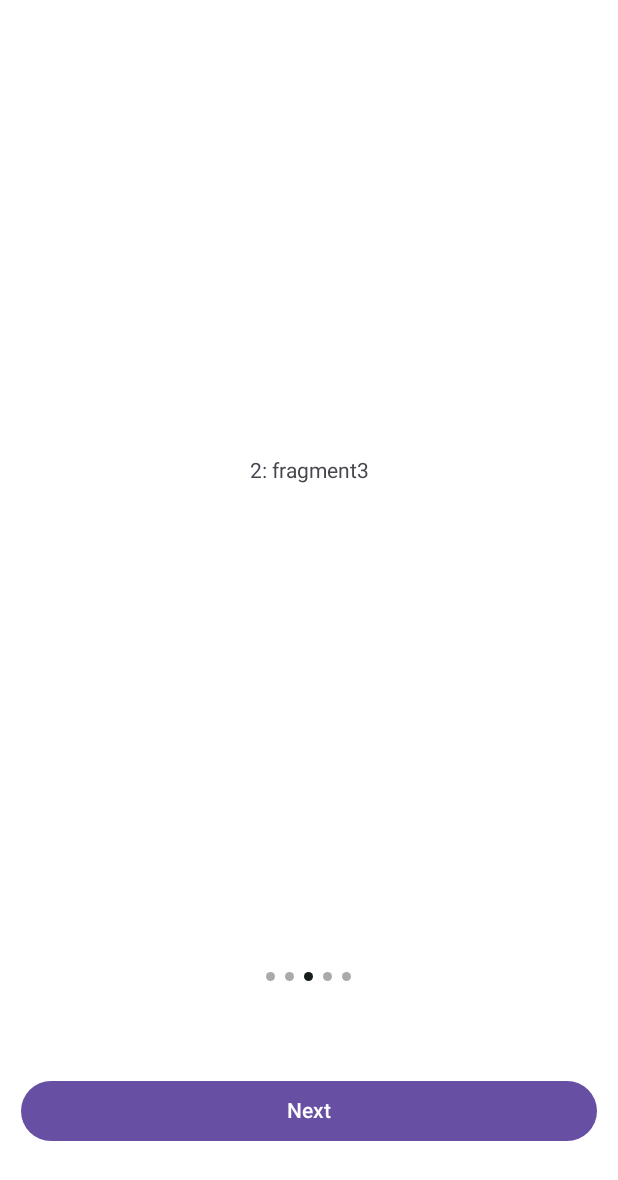
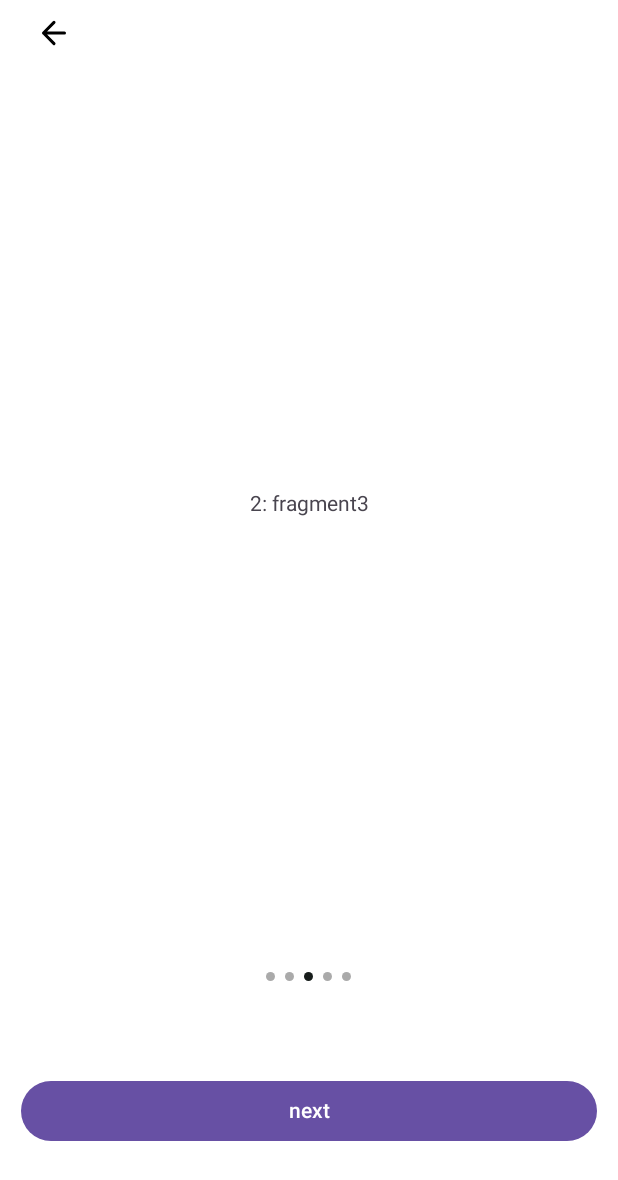
Before and after one commit to NOW-SOPT-SOPKATHON-ANDROID-TEAM1/Android, an Android app: the OnboardingActivity screen opened directly, with no data from a screen before it, tab 3 chosen, on a phone screen of 412 x 824 dp. Shown: the top 1180 px of the screen. Run offline under Robolectric (Android 15) with nearby library versions, the phone set to English and light mode, and no system bars.

Commit message:
[ui] 상단 바 구현

```diff
--- a/app/src/main/java/org/sopt/android/presentation/ui/onboarding/FragmentVPAdapter.kt
+++ b/app/src/main/java/org/sopt/android/presentation/ui/onboarding/FragmentVPAdapter.kt
@@ -11,5 +11,5 @@ class FragmentVPAdapter (
         return strings.size // 페이지의 개수
     }
 
-    override fun createFragment(position: Int): Fragment = OnboadingFragment(strings[position], position)
+    override fun createFragment(position: Int): Fragment = OnboardingFragment(strings[position], position)
 }
--- a/app/src/main/java/org/sopt/android/presentation/ui/onboarding/OnboardingActivity.kt
+++ b/app/src/main/java/org/sopt/android/presentation/ui/onboarding/OnboardingActivity.kt
@@ -2,16 +2,12 @@ package org.sopt.android.presentation.ui.onboarding
 
 import android.os.Bundle
 import android.view.View
-import androidx.activity.enableEdgeToEdge
 import androidx.activity.viewModels
-import androidx.appcompat.app.AppCompatActivity
-import androidx.core.view.ViewCompat
-import androidx.core.view.WindowInsetsCompat
-import androidx.core.view.get
 import com.google.android.material.tabs.TabLayout
 import com.google.android.material.tabs.TabLayoutMediator
 import org.sopt.android.R
 import org.sopt.android.databinding.ActivityOnboardingBinding
+import org.sopt.android.databinding.CustomTabIndicatorBinding
 import org.sopt.android.util.base.BindingActivity
 
 class OnboardingActivity : BindingActivity<ActivityOnboardingBinding>({ ActivityOnboardingBinding.inflate(it) }) {
@@ -19,11 +15,9 @@ class OnboardingActivity : BindingActivity<ActivityOnboardingBinding>({ Activity
 
     override fun onCreate(savedInstanceState: Bundle?) {
         super.onCreate(savedInstanceState)
-
         initVPAdapter()
         initTapLayout()
         initView()
-
     }
 
     private fun initVPAdapter() {
@@ -37,16 +31,20 @@ class OnboardingActivity : BindingActivity<ActivityOnboardingBinding>({ Activity
     private fun initTapLayout() {
         with(binding) {
             TabLayoutMediator(layoutTabIndicator, vpOnboarding) { tab, position ->
-                tab.customView = layoutInflater.inflate(R.layout.custom_tab, null)
+                tab.customView = layoutInflater.inflate(R.layout.custom_tab_indicator, null)
             }.attach()
 
             layoutTabIndicator.addOnTabSelectedListener(object : TabLayout.OnTabSelectedListener {
                 override fun onTabSelected(tab: TabLayout.Tab?) {
-                    tab?.customView?.findViewById<View>(R.id.indicator)?.isSelected = true
+                    val tabBinding = tab?.customView?.let { CustomTabIndicatorBinding.bind(it) }
+                    tabBinding?.indicator?.isSelected = true
+                    //tab?.customView?.findViewById<View>(R.id.indicator)?.isSelected = true
                 }
 
                 override fun onTabUnselected(tab: TabLayout.Tab?) {
-                    tab?.customView?.findViewById<View>(R.id.indicator)?.isSelected = false
+                    val tabBinding = tab?.customView?.let { CustomTabIndicatorBinding.bind(it) }
+                    tabBinding?.indicator?.isSelected = false
+                    //tab?.customView?.findViewById<View>(R.id.indicator)?.isSelected = false
                 }
 
                 override fun onTabReselected(tab: TabLayout.Tab?) {
@@ -58,19 +56,16 @@ class OnboardingActivity : BindingActivity<ActivityOnboardingBinding>({ Activity
 
     private fun initView() {
         with(binding) {
-            btnNext.text = "Next"
+            btnNext.text = getString(R.string.onboarding_btn_next)
             btnNext.setOnClickListener {
                 val currentItem = vpOnboarding.currentItem
                 val itemCount = vpOnboarding.adapter?.itemCount!!
                 if (currentItem < itemCount - 1) {
                     vpOnboarding.currentItem = currentItem + 1
-
                     if (currentItem == itemCount - 2) {
-                        btnNext.text = "Finish"
+                        btnNext.text = getString(R.string.onboarding_btn_save)
                     }
                 }
-
-
             }
         }
     }
--- a/app/src/main/java/org/sopt/android/presentation/ui/onboarding/OnboadingFragment.kt
+++ b/app/src/main/java/org/sopt/android/presentation/ui/onboarding/OnboardingFragment.kt
@@ -2,17 +2,13 @@ package org.sopt.android.presentation.ui.onboarding
 
 import android.annotation.SuppressLint
 import android.os.Bundle
-import androidx.fragment.app.Fragment
-import android.view.LayoutInflater
 import android.view.View
-import android.view.ViewGroup
 import androidx.fragment.app.activityViewModels
-import org.sopt.android.R
 import org.sopt.android.databinding.FragmentOnboadingBinding
 import org.sopt.android.util.base.BindingFragment
 
 
-class OnboadingFragment(
+class OnboardingFragment(
     val content: String,
     val position: Int
 ) : BindingFragment<FragmentOnboadingBinding>({FragmentOnboadingBinding.inflate(it)}) {
--- /dev/null
+++ b/app/src/main/res/drawable/ic_back_24.xml
@@ -0,0 +1,13 @@
+<vector xmlns:android="http://schemas.android.com/apk/res/android"
+    android:width="24dp"
+    android:height="25dp"
+    android:viewportWidth="24"
+    android:viewportHeight="25">
+  <path
+      android:pathData="M19,12.5H5M5,12.5L12,19.5M5,12.5L12,5.5"
+      android:strokeLineJoin="round"
+      android:strokeWidth="2"
+      android:fillColor="#00000000"
+      android:strokeColor="#000000"
+      android:strokeLineCap="round"/>
+</vector>
--- a/app/src/main/res/layout/activity_onboarding.xml
+++ b/app/src/main/res/layout/activity_onboarding.xml
@@ -7,11 +7,29 @@
     android:layout_height="match_parent"
     tools:context=".presentation.ui.onboarding.OnboardingActivity">
 
+    <LinearLayout
+        android:id="@+id/layout_topbar"
+        android:layout_width="0dp"
+        android:layout_height="44dp"
+        android:gravity="center_vertical"
+        android:layout_marginHorizontal="14dp"
+        app:layout_constraintStart_toStartOf="parent"
+        app:layout_constraintEnd_toEndOf="parent"
+        app:layout_constraintTop_toTopOf="parent">
+
+        <ImageView
+            android:layout_width="wrap_content"
+            android:layout_height="wrap_content"
+            android:layout_marginStart="10dp"
+            android:src="@drawable/ic_back_24"/>
+
+    </LinearLayout>
+
     <androidx.viewpager2.widget.ViewPager2
         android:id="@+id/vp_onboarding"
         android:layout_width="0dp"
         android:layout_height="0dp"
-        app:layout_constraintTop_toTopOf="parent"
+        app:layout_constraintTop_toBottomOf="@id/layout_topbar"
         app:layout_constraintBottom_toTopOf="@id/layout_tab_indicator"
         app:layout_constraintStart_toStartOf="parent"
         app:layout_constraintEnd_toEndOf="parent" />
--- a/app/src/main/res/values/strings.xml
+++ b/app/src/main/res/values/strings.xml
@@ -2,4 +2,6 @@
     <string name="app_name">SOPKATHON-ANDROID-TEAM1</string>
     <!-- TODO: Remove or change this placeholder text -->
     <string name="hello_blank_fragment">Hello blank fragment</string>
+    <string name="onboarding_btn_next">next</string>
+    <string name="onboarding_btn_save">save</string>
 </resources>
```
Also changed, not shown: app/src/main/res/layout/custom_tab_indicator.xml (renamed from app/src/main/res/layout/custom_tab.xml).
